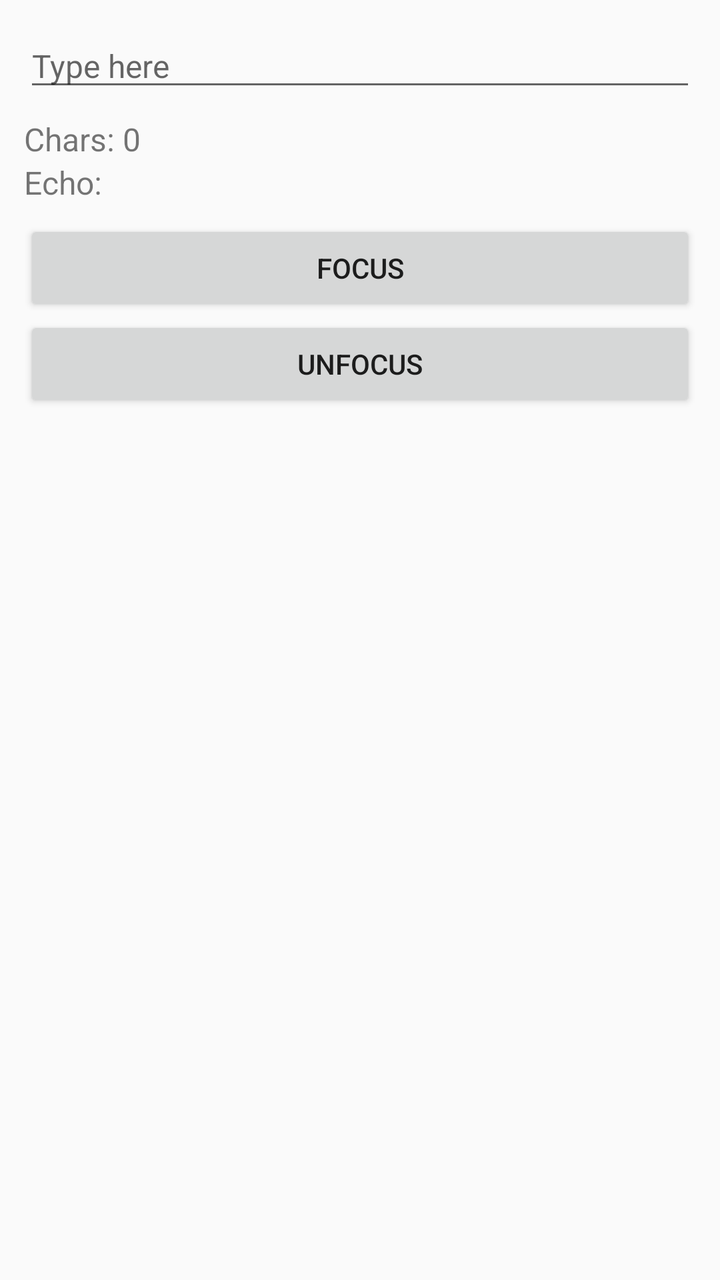
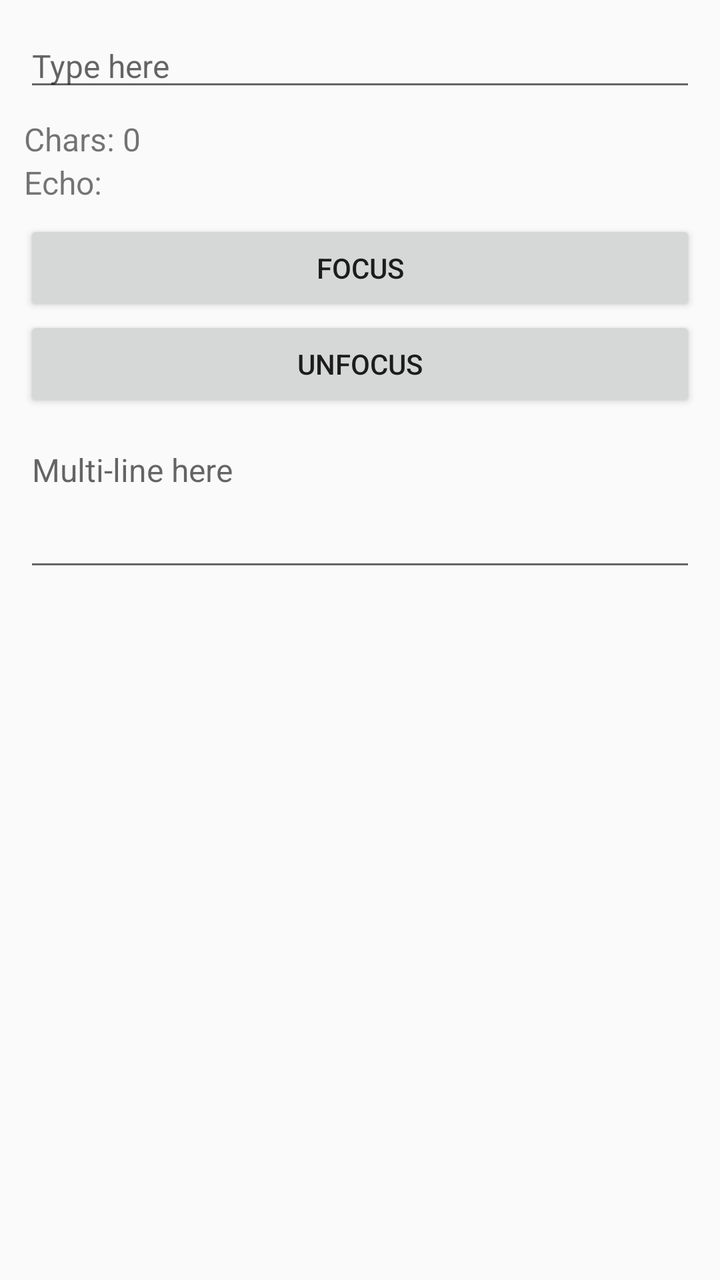

Screens rendered from an Android XML layout before and after an edit, with the pre-edit source and the edit as a unified diff.
<!-- AndroidManifest.xml: application theme Theme.SimusePlayground -->
<!-- res/layout/screen_text.xml -->
<?xml version="1.0" encoding="utf-8"?>
<LinearLayout xmlns:android="http://schemas.android.com/apk/res/android"
    xmlns:tools="http://schemas.android.com/tools"
    android:layout_width="match_parent"
    android:layout_height="match_parent"
    android:orientation="vertical"
    android:padding="12dp">

    <EditText
        android:id="@+id/text_input_field"
        android:layout_width="match_parent"
        android:layout_height="wrap_content"
        android:hint="Type here"
        android:importantForAccessibility="yes"
        android:inputType="text"
        android:textSize="16sp"
        tools:ignore="Autofill,LabelFor" />

    <TextView
        android:id="@+id/char_count"
        android:layout_width="match_parent"
        android:layout_height="wrap_content"
        android:layout_marginTop="8dp"
        android:text="Chars: 0"
        android:textSize="16sp" />

    <TextView
        android:id="@+id/text_echo"
        android:layout_width="match_parent"
        android:layout_height="wrap_content"
        android:text="Echo: "
        android:textSize="16sp" />

    <Button
        android:id="@+id/focus_button"
        android:layout_width="match_parent"
        android:layout_height="wrap_content"
        android:layout_marginTop="8dp"
        android:text="Focus" />

    <Button
        android:id="@+id/unfocus_button"
        android:layout_width="match_parent"
        android:layout_height="wrap_content"
        android:text="Unfocus" />
</LinearLayout>
<!-- resources referenced by this layout -->
<resources>
  <style name="Theme.SimusePlayground" parent="@android:style/Theme.Material.Light.NoActionBar" />
</resources>

<!-- the commit's change to res/layout/screen_text.xml (unified diff, before → after) -->
@@ -43,4 +43,18 @@
         android:layout_width="match_parent"
         android:layout_height="wrap_content"
         android:text="Unfocus" />
+
+    <EditText
+        android:id="@+id/text_area_field"
+        android:layout_width="match_parent"
+        android:layout_height="wrap_content"
+        android:layout_marginTop="8dp"
+        android:contentDescription="Message editor"
+        android:gravity="top"
+        android:hint="Multi-line here"
+        android:importantForAccessibility="yes"
+        android:inputType="textMultiLine"
+        android:minLines="3"
+        android:textSize="16sp"
+        tools:ignore="Autofill,LabelFor" />
 </LinearLayout>
